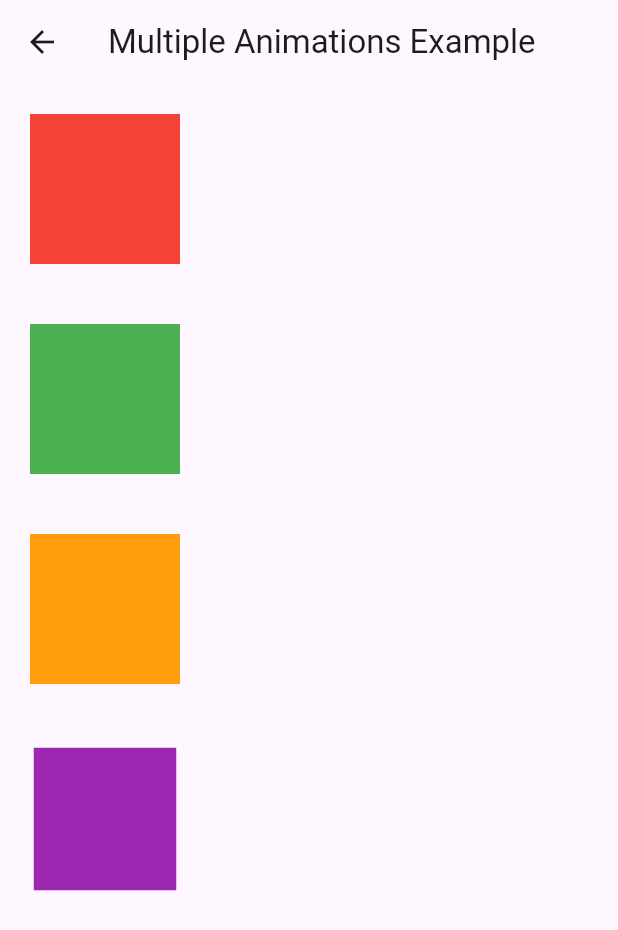
After one commit to babanigit/flutter_doc, a Flutter app: the AnimatedWidgetsExample screen opened directly, on a phone screen of 412 x 824 dp. The commit adds this screen. Shown: the top 930 px of the screen. Run offline on Flutter 3.47's test engine with Material 3 defaults, Android fonts, the light colour scheme and no system bars; network calls fail.

Commit message:
added animation exmaple

```diff
--- /dev/null
+++ b/lib/pages/animated_widgets_example_app.dart
@@ -0,0 +1,134 @@
+import 'package:flutter/material.dart';
+
+class AnimatedWidgetsExampleApp extends StatelessWidget {
+  const AnimatedWidgetsExampleApp({Key? key}) : super(key: key);
+
+  @override
+  Widget build(BuildContext context) {
+    return AnimatedWidgetsExample();
+  }
+}
+
+class AnimatedWidgetsExample extends StatefulWidget {
+  @override
+  _AnimatedWidgetsExampleState createState() => _AnimatedWidgetsExampleState();
+}
+
+class _AnimatedWidgetsExampleState extends State<AnimatedWidgetsExample>
+    with SingleTickerProviderStateMixin {
+  bool _isExpanded = false;
+  late AnimationController _controller;
+  late Animation<double> _fadeAnimation;
+
+  @override
+  void initState() {
+    super.initState();
+    _controller = AnimationController(
+      duration: const Duration(seconds: 2),
+      vsync: this,
+    )..repeat(reverse: true);
+
+    _fadeAnimation = Tween<double>(begin: 0.0, end: 1.0).animate(_controller);
+  }
+
+  @override
+  void dispose() {
+    _controller.dispose();
+    super.dispose();
+  }
+
+  @override
+  Widget build(BuildContext context) {
+    return Scaffold(
+      appBar: AppBar(title: const Text('Multiple Animations Example')),
+      body: SingleChildScrollView(
+        child: Column(
+          children: [
+            // AnimatedContainer
+            GestureDetector(
+              onTap: () {
+                setState(() {
+                  _isExpanded = !_isExpanded;
+                });
+              },
+              child: AnimatedContainer(
+                duration: const Duration(seconds: 1),
+                width: _isExpanded ? 200 : 100,
+                height: _isExpanded ? 200 : 100,
+                color: _isExpanded ? Colors.blue : Colors.red,
+                curve: Curves.easeInOut,
+                margin: const EdgeInsets.all(20),
+              ),
+            ),
+
+            // Hero Animation
+            GestureDetector(
+              onTap: () {
+                Navigator.push(
+                  context,
+                  MaterialPageRoute(builder: (context) => HeroSecondPage()),
+                );
+              },
+              child: Hero(
+                tag: 'hero-tag',
+                child: Container(
+                  width: 100,
+                  height: 100,
+                  color: Colors.green,
+                  margin: const EdgeInsets.all(20),
+                ),
+              ),
+            ),
+
+            // FadeTransition
+            FadeTransition(
+              opacity: _fadeAnimation,
+              child: Container(
+                width: 100,
+                height: 100,
+                color: Colors.orange,
+                margin: const EdgeInsets.all(20),
+              ),
+            ),
+
+            // AnimationController
+            AnimatedBuilder(
+              animation: _controller,
+              builder: (context, child) {
+                return Transform.scale(
+                  scale: _controller.value,
+                  child: Container(
+                    width: 100,
+                    height: 100,
+                    color: Colors.purple,
+                    margin: const EdgeInsets.all(20),
+                  ),
+                );
+              },
+            ),
+          ],
+        ),
+      ),
+    );
+  }
+}
+
+// Hero Animation Second Page
+class HeroSecondPage extends StatelessWidget {
+  @override
+  Widget build(BuildContext context) {
+    return Scaffold(
+      appBar: AppBar(title: const Text('Hero Animation - Page 2')),
+      body: Center(
+        child: Hero(
+          tag: 'hero-tag',
+          child: Container(
+            width: 200,
+            height: 200,
+            color: Colors.green,
+          ),
+        ),
+      ),
+    );
+  }
+}
```
Also changed, not shown: lib/app.dart (+20 -2 lines), lib/pages/async_await_example.dart (added, +39 -0 lines), lib/pages/future_builder.dart (+11 -4 lines), lib/pages/my_routing.dart (added, +70 -0 lines).
